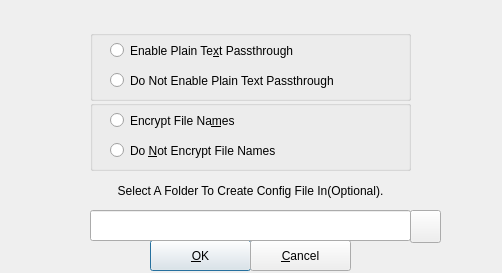
This is src/ecryptfscreateoptions.ui in mhogomchungu/sirikali as Qt 5 draws it before an edit. The edited form follows.
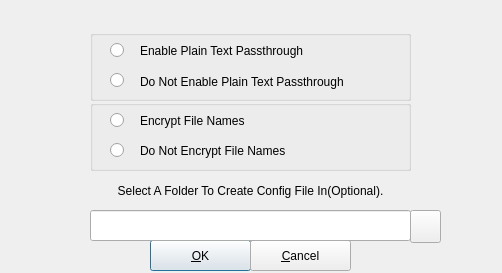
This is the edited form.

```diff
--- a/src/ecryptfscreateoptions.ui
+++ b/src/ecryptfscreateoptions.ui
@@ -101,12 +101,12 @@
      <rect>
       <x>20</x>
       <y>0</y>
-      <width>291</width>
+      <width>21</width>
       <height>41</height>
      </rect>
     </property>
     <property name="text">
-     <string>Encrypt File Na&amp;mes</string>
+     <string/>
     </property>
    </widget>
    <widget class="QRadioButton" name="rbDoNotEncryptFileNames">
@@ -114,12 +114,44 @@
      <rect>
       <x>20</x>
       <y>30</y>
-      <width>291</width>
+      <width>21</width>
       <height>41</height>
      </rect>
     </property>
     <property name="text">
-     <string>Do &amp;Not Encrypt File Names</string>
+     <string/>
+    </property>
+   </widget>
+   <widget class="QLabel" name="label">
+    <property name="geometry">
+     <rect>
+      <x>50</x>
+      <y>30</y>
+      <width>261</width>
+      <height>41</height>
+     </rect>
+    </property>
+    <property name="text">
+     <string>Do Not Encrypt File Names</string>
+    </property>
+    <property name="wordWrap">
+     <bool>true</bool>
+    </property>
+   </widget>
+   <widget class="QLabel" name="label_2">
+    <property name="geometry">
+     <rect>
+      <x>50</x>
+      <y>0</y>
+      <width>261</width>
+      <height>41</height>
+     </rect>
+    </property>
+    <property name="text">
+     <string>Encrypt File Names</string>
+    </property>
+    <property name="wordWrap">
+     <bool>true</bool>
     </property>
    </widget>
   </widget>
@@ -140,12 +172,12 @@
      <rect>
       <x>20</x>
       <y>0</y>
-      <width>291</width>
+      <width>21</width>
       <height>41</height>
      </rect>
     </property>
     <property name="text">
-     <string>Enable Plain Te&amp;xt Passthrough</string>
+     <string/>
     </property>
    </widget>
    <widget class="QRadioButton" name="rbDoNotEnablePlainText">
@@ -153,12 +185,44 @@
      <rect>
       <x>20</x>
       <y>30</y>
-      <width>291</width>
+      <width>21</width>
       <height>41</height>
+     </rect>
+    </property>
+    <property name="text">
+     <string/>
+    </property>
+   </widget>
+   <widget class="QLabel" name="label_4">
+    <property name="geometry">
+     <rect>
+      <x>50</x>
+      <y>36</y>
+      <width>261</width>
+      <height>31</height>
      </rect>
     </property>
     <property name="text">
      <string>Do Not Enable Plain Text Passthrough</string>
+    </property>
+    <property name="wordWrap">
+     <bool>true</bool>
+    </property>
+   </widget>
+   <widget class="QLabel" name="label_5">
+    <property name="geometry">
+     <rect>
+      <x>50</x>
+      <y>0</y>
+      <width>261</width>
+      <height>41</height>
+     </rect>
+    </property>
+    <property name="text">
+     <string>Enable Plain Text Passthrough</string>
+    </property>
+    <property name="wordWrap">
+     <bool>true</bool>
     </property>
    </widget>
   </widget>
```
Left out of the diff: 3 changed lines with no effect on the pictures.
